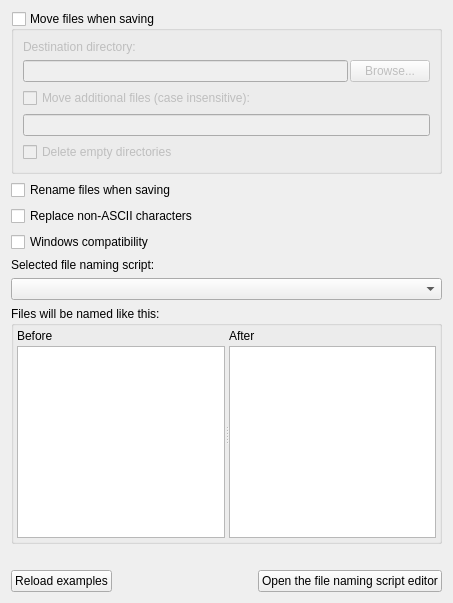
Old version of the form ui/options_renaming.ui in the repository metabrainz/picard.
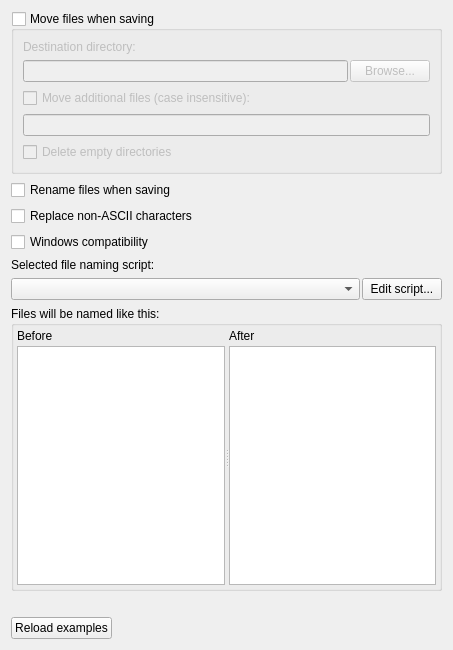
New version of the form.

Commit message: PICARD-2179: Moved edit script button next to script selection

What changed in the file:
```diff
--- a/ui/options_renaming.ui
+++ b/ui/options_renaming.ui
@@ -10,7 +10,7 @@
     <x>0</x>
     <y>0</y>
     <width>453</width>
-    <height>566</height>
+    <height>650</height>
    </rect>
   </property>
   <property name="sizePolicy">
@@ -125,7 +125,28 @@
     </widget>
    </item>
    <item>
-    <widget class="QComboBox" name="naming_script_selector"/>
+    <layout class="QHBoxLayout" name="horizontalLayout_2">
+     <property name="spacing">
+      <number>2</number>
+     </property>
+     <item>
+      <widget class="QComboBox" name="naming_script_selector">
+       <property name="sizePolicy">
+        <sizepolicy hsizetype="Expanding" vsizetype="Fixed">
+         <horstretch>0</horstretch>
+         <verstretch>0</verstretch>
+        </sizepolicy>
+       </property>
+      </widget>
+     </item>
+     <item>
+      <widget class="QPushButton" name="open_script_editor">
+       <property name="text">
+        <string>Edit script...</string>
+       </property>
+      </widget>
+     </item>
+    </layout>
    </item>
    <item>
     <widget class="QGroupBox" name="groupBox">
@@ -278,13 +299,6 @@
        </property>
       </spacer>
      </item>
-     <item>
-      <widget class="QPushButton" name="open_script_editor">
-       <property name="text">
-        <string>Open the file naming script editor</string>
-       </property>
-      </widget>
-     </item>
     </layout>
    </item>
   </layout>
```
The commit also changes 1 other file.
